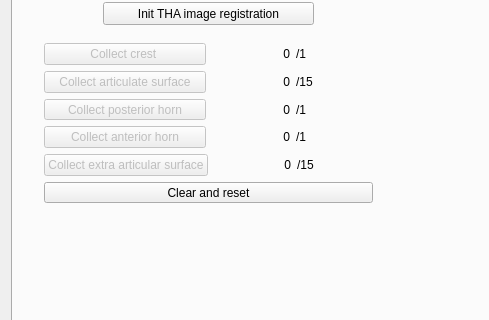
The window that Plugins/org.mitk.lancet.surgicalsimulate/src/internal/SurgicalSimulateControls.ui (zhaomengxiao/LancetMITK-Adition) describes before a commit, drawn with Qt 5; both pictures show x 0 to 489 and y 428 to 748 of the 701 by 896 pixel window.
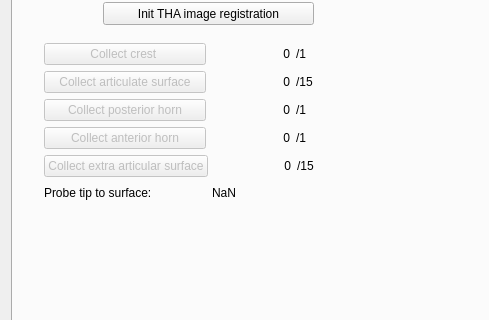
The same window after the commit. Custom widgets are drawn as their Qt base class.

```diff
--- a/Plugins/org.mitk.lancet.surgicalsimulate/src/internal/SurgicalSimulateControls.ui
+++ b/Plugins/org.mitk.lancet.surgicalsimulate/src/internal/SurgicalSimulateControls.ui
@@ -1475,12 +1475,16 @@
         <item>
          <layout class="QHBoxLayout" name="horizontalLayout_47">
           <item>
-           <widget class="QPushButton" name="pushButton_tha_regisReset">
-            <property name="enabled">
-             <bool>true</bool>
+           <widget class="QLabel" name="label_10">
+            <property name="text">
+             <string>Probe tip to surface: </string>
             </property>
+           </widget>
+          </item>
+          <item>
+           <widget class="QLabel" name="label_thaProbeTipToSurface">
             <property name="text">
-             <string>Clear and reset</string>
+             <string>NaN</string>
             </property>
            </widget>
           </item>
```
Left out of the diff: 2 changed lines with no effect on the pictures.
